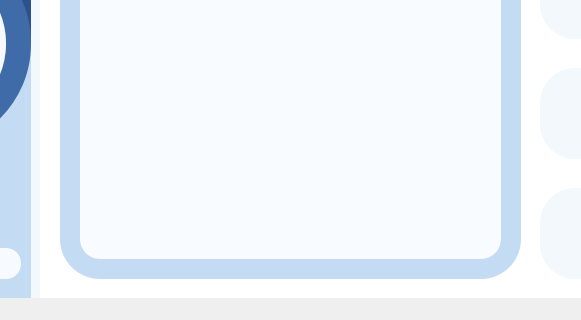
The window that MCR_UI/userlogin.ui (raghiiboiibaxtor/MCR_FINAL) describes before a commit, drawn with Qt 5; both pictures show x 179 to 760 and y 491 to 811 of the 1100 by 811 pixel window.
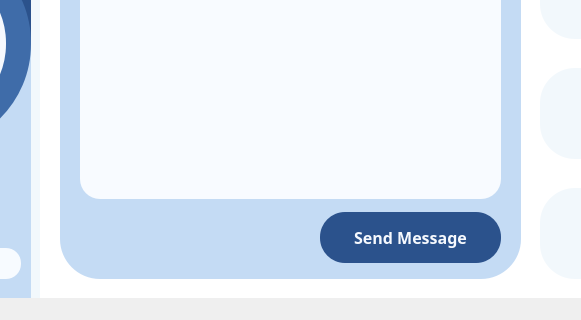
The same window after the commit. The open tabs and pages were chosen to show the change. Icons and pictures are not drawn.

Diff of the .ui file:
```diff
--- a/MCR_UI/userlogin.ui
+++ b/MCR_UI/userlogin.ui
@@ -2989,7 +2989,7 @@
           <x>20</x>
           <y>220</y>
           <width>421</width>
-          <height>411</height>
+          <height>351</height>
          </rect>
         </property>
         <property name="styleSheet">
@@ -3039,6 +3039,41 @@
 padding-left: 3px;}</string>
         </property>
        </widget>
+       <widget class="QPushButton" name="pbSendMessage">
+        <property name="geometry">
+         <rect>
+          <x>260</x>
+          <y>584</y>
+          <width>181</width>
+          <height>51</height>
+         </rect>
+        </property>
+        <property name="font">
+         <font>
+          <family>Arial Rounded MT Bold</family>
+          <pointsize>-1</pointsize>
+          <weight>62</weight>
+          <bold>true</bold>
+         </font>
+        </property>
+        <property name="styleSheet">
+         <string notr="true">QPushButton{
+background: #2B528C;
+font-weight: 500;
+border-radius: 25px;
+color:  rgba(248, 251, 255, 0.99);
+border-color: rgba(104, 160, 229, 0.33);
+font-size: 16px; 
+}
+QPushButton:hover
+{
+font-size: 18px;
+}</string>
+        </property>
+        <property name="text">
+         <string>Send Message</string>
+        </property>
+       </widget>
        <zorder>editReportSubject</zorder>
        <zorder>editReportDetails</zorder>
        <zorder>medicalInfoHeading_4</zorder>
```
Left out of the diff: 67 changed lines with no effect on the pictures.
